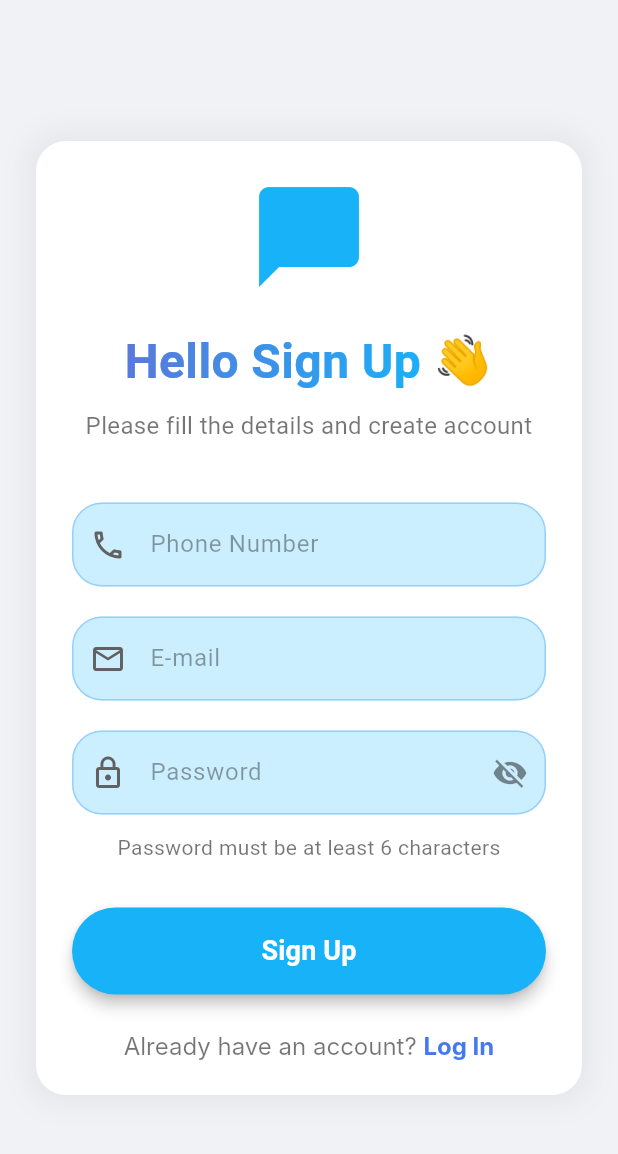
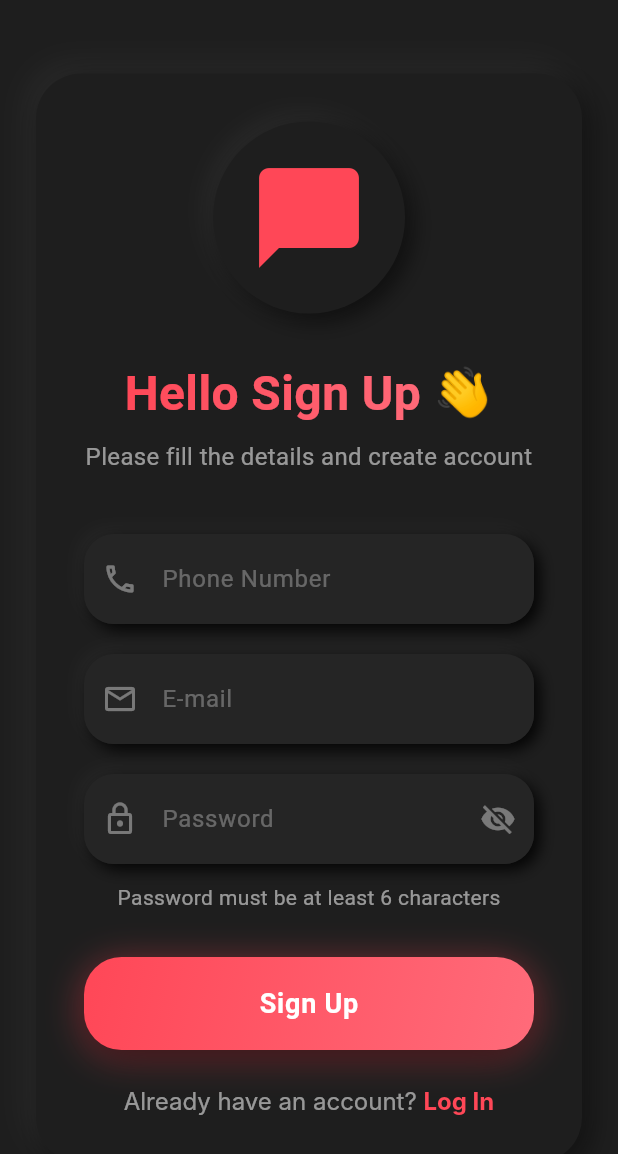
Before and after one commit to ChatTranz/chattranz, a Flutter app: the SignUpScreen screen opened by its route, on a phone screen of 412 x 824 dp. Shown: the top 1154 px of the screen. Run offline on Flutter 3.47's test engine with Material 3 defaults, Android fonts, the phone set to English and light mode, and no system bars; our stand-ins replace cloud_firestore, firebase_auth, firebase_core, fluttertoast, permission_handler; missing offline and left inert: flutter_webrtc, google_mlkit_translation; accounts and stored records are empty; network calls fail; Roboto replaces fonts that are missing (Inter).

Commit message:
style(signup): update UI with dark theme, improved layout, and enhanced button design

```diff
--- a/lib/pages/register_page.dart
+++ b/lib/pages/register_page.dart
@@ -33,7 +33,7 @@ class _SignUpScreenState extends State<SignUpScreen> {
   @override
   Widget build(BuildContext context) {
     return Scaffold(
-      backgroundColor: const Color(0xFFF0F2F5),
+      backgroundColor: const Color(0xFF1E1E1E),
       body: SafeArea(
         child: Center(
           child: SingleChildScrollView(
@@ -42,35 +42,61 @@ class _SignUpScreenState extends State<SignUpScreen> {
                 horizontal: 24.0,
                 vertical: 30.0,
               ),
-              padding: const EdgeInsets.all(24.0),
+              padding: const EdgeInsets.all(32.0),
               decoration: BoxDecoration(
-                color: Colors.white,
-                borderRadius: BorderRadius.circular(20),
+                color: const Color(0xFF1E1E1E),
+                borderRadius: BorderRadius.circular(30),
                 boxShadow: [
                   BoxShadow(
-                    color: Colors.black.withOpacity(0.05),
-                    spreadRadius: 5,
-                    blurRadius: 15,
+                    color: Colors.white.withOpacity(0.05),
+                    offset: const Offset(-6, -6),
+                    blurRadius: 16,
+                    spreadRadius: 0,
+                  ),
+                  const BoxShadow(
+                    color: Colors.black45,
+                    offset: Offset(6, 6),
+                    blurRadius: 16,
+                    spreadRadius: 0,
                   ),
                 ],
               ),
               child: Column(
                 crossAxisAlignment: CrossAxisAlignment.center,
                 children: [
-                  // Using an icon as a placeholder
-                  const Icon(
+                  // Logo with Neumorphic container
+                  Container(
+                    padding: const EdgeInsets.all(24),
+                    decoration: BoxDecoration(
+                      color: const Color(0xFF1E1E1E),
+                      shape: BoxShape.circle,
+                      boxShadow: [
+                        BoxShadow(
+                          color: Colors.white.withOpacity(0.05),
+                          offset: const Offset(-5, -5),
+                          blurRadius: 12,
+                        ),
+                        const BoxShadow(
+                          color: Colors.black54,
+                          offset: Offset(5, 5),
+                          blurRadius: 12,
+                        ),
+                      ],
+                    ),
+                    child: const Icon(
                       Icons.chat_bubble_rounded,
                       size: 80,
-                    color: Color(0xFF17B2F8),
+                      color: Color(0xFFFF4757),
                     ),
-                  const SizedBox(height: 20),
+                  ),
+                  const SizedBox(height: 30),
                   Row(
                     mainAxisAlignment: MainAxisAlignment.center,
                     children: [
                       ShaderMask(
                         blendMode: BlendMode.srcIn,
                         shaderCallback: (bounds) => const LinearGradient(
-                          colors: [Color(0xFF5B77DB), Color(0xFF17B2F8)],
+                          colors: [Color(0xFFFF4757), Color(0xFFFF6B7A)],
                           begin: Alignment.topLeft,
                           end: Alignment.bottomRight,
                         ).createShader(bounds),
@@ -79,8 +105,7 @@ class _SignUpScreenState extends State<SignUpScreen> {
                           style: TextStyle(
                             fontSize: 32,
                             fontWeight: FontWeight.bold,
-                            color: Colors
-                                .white, // This color is masked by the gradient
+                            color: Colors.white,
                           ),
                         ),
                       ),
@@ -97,7 +122,7 @@ class _SignUpScreenState extends State<SignUpScreen> {
                   const Text(
                     'Please fill the details and create account',
                     textAlign: TextAlign.center,
-                    style: TextStyle(fontSize: 16, color: Colors.black54),
+                    style: TextStyle(fontSize: 16, color: Colors.white54),
                   ),
                   const SizedBox(height: 40),
                   _buildTextField(
@@ -120,19 +145,48 @@ class _SignUpScreenState extends State<SignUpScreen> {
                     alignment: Alignment.center,
                     child: Text(
                       'Password must be at least 6 characters',
-                      style: TextStyle(fontSize: 14, color: Colors.black54),
+                      style: TextStyle(fontSize: 14, color: Colors.white54),
                     ),
                   ),
                   const SizedBox(height: 30),
-                  SizedBox(
+                  Container(
                     width: double.infinity,
-                    child: ElevatedButton(
-                      onPressed: () async {
+                    decoration: BoxDecoration(
+                      borderRadius: BorderRadius.circular(25),
+                      gradient: const LinearGradient(
+                        colors: [Color(0xFFFF4757), Color(0xFFFF6B7A)],
+                        begin: Alignment.topLeft,
+                        end: Alignment.bottomRight,
+                      ),
+                      boxShadow: [
+                        BoxShadow(
+                          color: const Color(0xFFFF4757).withOpacity(0.5),
+                          offset: const Offset(0, 4),
+                          blurRadius: 20,
+                          spreadRadius: 0,
+                        ),
+                        const BoxShadow(
+                          color: Colors.black54,
+                          offset: Offset(0, 8),
+                          blurRadius: 16,
+                          spreadRadius: -4,
+                        ),
+                      ],
+                    ),
+                    child: Material(
+                      color: Colors.transparent,
+                      child: InkWell(
+                        onTap: _isLoading
+                            ? null
+                            : () async {
                                 final email = _emailController.text.trim();
-                        final password = _passwordController.text.trim();
+                                final password = _passwordController.text
+                                    .trim();
 
                                 if (email.isEmpty || password.isEmpty) {
-                          Fluttertoast.showToast(msg: "Please fill all fields");
+                                  Fluttertoast.showToast(
+                                    msg: "Please fill all fields",
+                                  );
                                   return;
                                 }
 
@@ -147,28 +201,44 @@ class _SignUpScreenState extends State<SignUpScreen> {
                                     Fluttertoast.showToast(
                                       msg: "Account created successfully!",
                                     );
-                            Navigator.pushNamed(context, '/register-next');
+                                    Navigator.pushNamed(
+                                      context,
+                                      '/register-next',
+                                    );
                                   }
                                 } catch (e) {
-                          Fluttertoast.showToast(msg: "Error: ${e.toString()}");
+                                  Fluttertoast.showToast(
+                                    msg: "Error: ${e.toString()}",
+                                  );
                                 } finally {
                                   setState(() => _isLoading = false);
                                 }
                               },
-
-                      style: ElevatedButton.styleFrom(
-                        backgroundColor: const Color(0xFF17B2F8),
-                        elevation: 4,
-                        shadowColor: Colors.black.withOpacity(1.0),
-                        padding: const EdgeInsets.symmetric(vertical: 16),
-                        shape: const StadiumBorder(),
+                        borderRadius: BorderRadius.circular(25),
+                        child: Container(
+                          padding: const EdgeInsets.symmetric(vertical: 18),
+                          child: Center(
+                            child: _isLoading
+                                ? const SizedBox(
+                                    height: 24,
+                                    width: 24,
+                                    child: CircularProgressIndicator(
+                                      strokeWidth: 2.5,
+                                      valueColor: AlwaysStoppedAnimation<Color>(
+                                        Colors.white,
                                       ),
-                      child: const Text(
+                                    ),
+                                  )
+                                : const Text(
                                     'Sign Up',
                                     style: TextStyle(
                                       fontSize: 18,
                                       fontWeight: FontWeight.bold,
                                       color: Colors.white,
+                                      letterSpacing: 0.5,
+                                    ),
+                                  ),
+                          ),
                         ),
                       ),
                     ),
@@ -183,7 +253,7 @@ class _SignUpScreenState extends State<SignUpScreen> {
                         text: 'Already have an account? ',
                         style: TextStyle(
                           fontSize: 16,
-                          color: Colors.black54,
+                          color: Colors.white54,
                           fontFamily: 'Inter',
                         ),
                         children: [
@@ -191,7 +261,7 @@ class _SignUpScreenState extends State<SignUpScreen> {
                             text: 'Log In',
                             style: TextStyle(
                               fontSize: 16,
-                              color: Color(0xFF4579F2),
+                              color: Color(0xFFFF4757),
                               fontWeight: FontWeight.bold,
                               fontFamily: 'Inter',
                             ),
@@ -216,69 +286,101 @@ class _SignUpScreenState extends State<SignUpScreen> {
     TextInputType keyboardType = TextInputType.text,
     IconData? prefixIcon,
   }) {
-    return TextField(
+    return Container(
+      decoration: BoxDecoration(
+        color: const Color(0xFF1E1E1E),
+        borderRadius: BorderRadius.circular(20),
+        boxShadow: [
+          BoxShadow(
+            color: Colors.white.withOpacity(0.03),
+            offset: const Offset(-4, -4),
+            blurRadius: 8,
+            spreadRadius: 0,
+          ),
+          const BoxShadow(
+            color: Colors.black87,
+            offset: Offset(4, 4),
+            blurRadius: 8,
+            spreadRadius: 0,
+          ),
+        ],
+      ),
+      child: TextField(
         controller: controller,
         keyboardType: keyboardType,
+        style: const TextStyle(color: Colors.white),
         decoration: InputDecoration(
           hintText: hintText,
-        hintStyle: const TextStyle(color: Colors.black38),
+          hintStyle: TextStyle(color: Colors.white.withOpacity(0.3)),
           filled: true,
-        fillColor: const Color.fromARGB(213, 194, 236, 255),
+          fillColor: const Color(0xFF252525),
           enabledBorder: OutlineInputBorder(
             borderRadius: BorderRadius.circular(20),
-          borderSide: const BorderSide(
-            color: Color.fromARGB(255, 149, 207, 255),
-            width: 1.0,
-          ),
+            borderSide: BorderSide.none,
           ),
           focusedBorder: OutlineInputBorder(
             borderRadius: BorderRadius.circular(20),
-          borderSide: const BorderSide(
-            color: Color.fromARGB(255, 149, 207, 255),
-            width: 1.0,
-          ),
+            borderSide: const BorderSide(color: Color(0xFFFF4757), width: 2.0),
           ),
           contentPadding: const EdgeInsets.symmetric(
-          vertical: 16,
+            vertical: 18,
             horizontal: 20,
           ),
           prefixIcon: prefixIcon != null
-            ? Icon(prefixIcon, color: Colors.grey[700])
+              ? Icon(prefixIcon, color: Colors.white38)
               : null,
+        ),
       ),
     );
   }
 
   // Helper method to build the password field
   Widget _buildPasswordField() {
-    return TextField(
+    return Container(
+      decoration: BoxDecoration(
+        color: const Color(0xFF1E1E1E),
+        borderRadius: BorderRadius.circular(20),
+        boxShadow: [
+          BoxShadow(
+            color: Colors.white.withOpacity(0.03),
+            offset: const Offset(-4, -4),
+            blurRadius: 8,
+            spreadRadius: 0,
+          ),
+          const BoxShadow(
+            color: Colors.black87,
+            offset: Offset(4, 4),
+            blurRadius: 8,
+            spreadRadius: 0,
+          ),
+        ],
+      ),
+      child: TextField(
         controller: _passwordController,
         obscureText: !_isPasswordVisible,
+        style: const TextStyle(color: Colors.white),
         decoration: InputDecoration(
           hintText: 'Password',
-        hintStyle: const TextStyle(color: Colors.black38),
+          hintStyle: TextStyle(color: Colors.white.withOpacity(0.3)),
           filled: true,
-        fillColor: const Color.fromARGB(213, 194, 236, 255),
+          fillColor: const Color(0xFF252525),
           enabledBorder: OutlineInputBorder(
             borderRadius: BorderRadius.circular(20),
-          borderSide: const BorderSide(
-            color: Color.fromARGB(255, 149, 207, 255),
-            width: 1.0,
-          ),
+            borderSide: BorderSide.none,
           ),
           focusedBorder: OutlineInputBorder(
             borderRadius: BorderRadius.circular(20),
-          borderSide: const BorderSide(color: Colors.blue, width: 1.0),
+            borderSide: const BorderSide(color: Color(0xFFFF4757), width: 2.0),
           ),
           contentPadding: const EdgeInsets.symmetric(
-          vertical: 16,
+            vertical: 18,
             horizontal: 20,
           ),
-        prefixIcon: Icon(Icons.lock_outline, color: Colors.grey[700]),
+          prefixIcon: const Icon(Icons.lock_outline, color: Colors.white38),
           suffixIcon: IconButton(
             icon: Icon(
               _isPasswordVisible ? Icons.visibility : Icons.visibility_off,
-            color: Colors.black45,
+              color: Colors.white38,
             ),
             onPressed: () {
               setState(() {
@@ -287,6 +389,7 @@ class _SignUpScreenState extends State<SignUpScreen> {
             },
           ),
         ),
+      ),
     );
   }
 }
```
Lines whose indentation alone changed are shown as unchanged.
